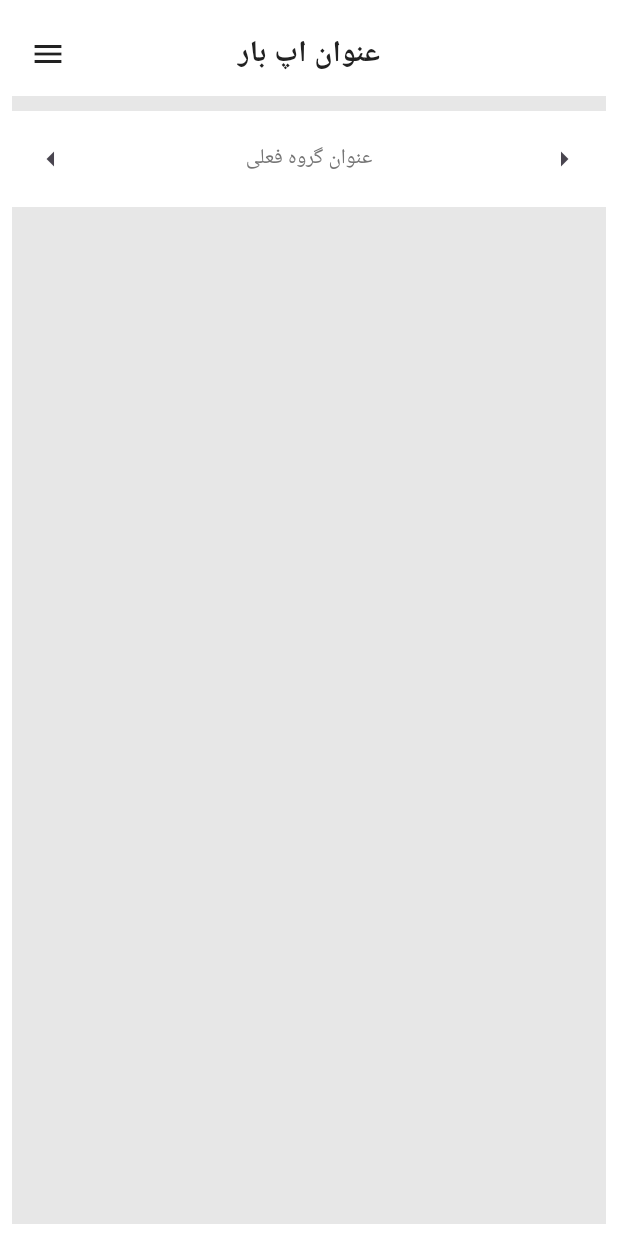
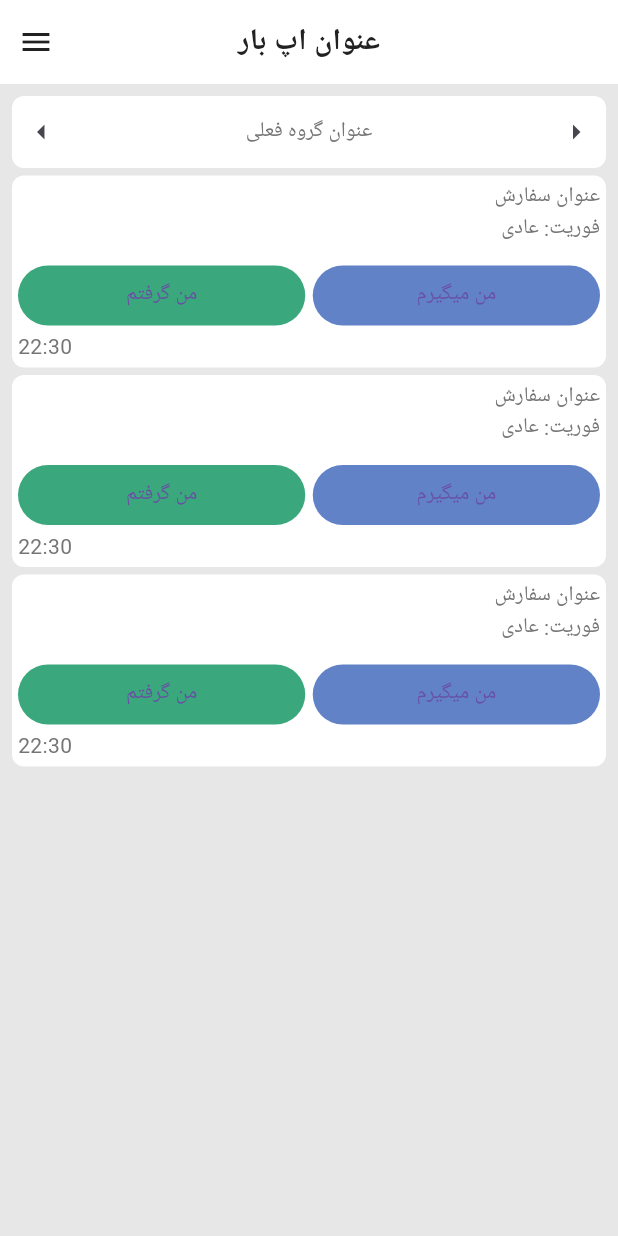
Before and after one commit to ASG14/mage_nagoftam, a Flutter app: the screen it shows after launch, on a phone screen of 412 x 824 dp. Run offline on Flutter 3.47's test engine with Material 3 defaults, Android fonts, the light colour scheme and no system bars.

Commit message:
ساخت ویجت سفارش

```diff
--- a/lib/screens/home.dart
+++ b/lib/screens/home.dart
@@ -1,4 +1,5 @@
 import 'package:flutter/material.dart';
+import 'package:begir/widgets/order_card.dart';
 
 class Home extends StatefulWidget {
   const Home({super.key});
@@ -11,8 +12,6 @@ class _HomeState extends State<Home> {
   @override
   Widget build(BuildContext context) {
     return SafeArea(
-      child: Padding(
-        padding: const EdgeInsets.all(8.0),
       child: Scaffold(
           appBar: AppBar(title: Text('عنوان اپ بار'),backgroundColor: Color.fromARGB(255, 255, 255, 255),),
           endDrawer: Drawer(
@@ -42,26 +41,35 @@ class _HomeState extends State<Home> {
               ],
             ),
           ),
-            body: Column(crossAxisAlignment: CrossAxisAlignment.stretch, mainAxisAlignment: MainAxisAlignment.start,
+          body: Padding(
+            padding: const EdgeInsets.all(8.0),
+            child: Column(crossAxisAlignment: CrossAxisAlignment.stretch, mainAxisAlignment: MainAxisAlignment.start,
+              children: [
+                Container(
+                  decoration: BoxDecoration(
+                  color: Colors.white,
+                  borderRadius: BorderRadius.circular(8) ,
+                  ),
 
-              children: [
-                SizedBox(height: 10,),
-                Container(
-                  padding: EdgeInsets.all(8.0),
-                  color: Colors.white,
                   child: Row(
 
-                    //crossAxisAlignment: CrossAxisAlignment.stretch,
+                    crossAxisAlignment: CrossAxisAlignment.center,
+                    children: [
+                      Expanded(flex: 1, child: IconButton(onPressed: (){}, icon: Icon(Icons.arrow_left),),),
+                      Expanded(flex: 8, child: Text('عنوان گروه فعلی', textAlign: TextAlign.center,)),
+                      Expanded(flex: 1, child: IconButton(onPressed: (){}, icon: Icon(Icons.arrow_right),),),
+                    ],
+                  ),
 
+                ),
+                Column(
                   children: [
-                      Expanded(flex: 1, child: IconButton(onPressed: (){}, icon: Icon(Icons.arrow_left))),
-                      Expanded(flex: 8, child: Text('عنوان گروه فعلی', textAlign: TextAlign.center,)),
-                      Expanded(flex: 1, child: IconButton(onPressed: (){}, icon: Icon(Icons.arrow_right))),
+                    OrderCard(),
+                    OrderCard(),
+                    OrderCard(),
 
                   ],
                 ),
-                ),
-                Column(),
               ],
 
 
--- /dev/null
+++ b/lib/widgets/order_card.dart
@@ -0,0 +1,39 @@
+import 'package:flutter/material.dart';
+
+class OrderCard extends StatefulWidget {
+  const OrderCard({super.key});
+
+  @override
+  State<OrderCard> createState() => _OrderCardState();
+}
+
+class _OrderCardState extends State<OrderCard> {
+  @override
+  Widget build(BuildContext context) {
+    return Container(
+      decoration: BoxDecoration(color: Colors.white,borderRadius: BorderRadius.circular(8),),
+      padding: EdgeInsets.all(4),
+      margin: EdgeInsets.fromLTRB(0, 5, 0, 0),
+      child:Column(
+        crossAxisAlignment: CrossAxisAlignment.stretch,
+        mainAxisAlignment: MainAxisAlignment.start,
+        children: [
+          Text('عنوان سفارش'),
+          Text('فوریت: عادی'),
+          SizedBox(height: 10,),
+          Row(
+            mainAxisAlignment: MainAxisAlignment.center,
+            children: [
+              Expanded(child: TextButton(onPressed: (){},style:ButtonStyle(backgroundColor:WidgetStateProperty.all<Color>(const Color.fromARGB(255, 98, 130, 199)) ), child: Text('من میگیرم'),)),
+              SizedBox(width: 5,),
+              Expanded(child: TextButton(onPressed: (){},style:ButtonStyle(backgroundColor:WidgetStateProperty.all<Color>(const Color.fromARGB(255, 58, 168, 124)) ), child: Text('من گرفتم'),)),
+            ],
+          ),
+          Text('22:30', textAlign: TextAlign.end,),
+
+        ],
+      )
+
+    );
+  }
+}
```
Lines whose indentation alone changed are shown as unchanged.
